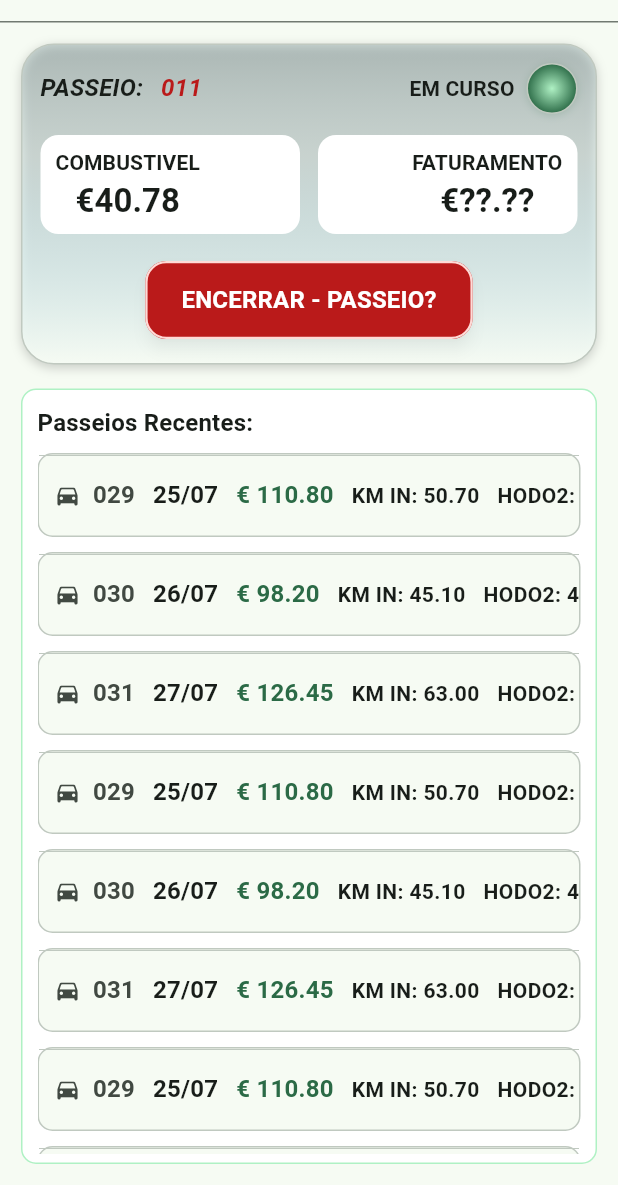
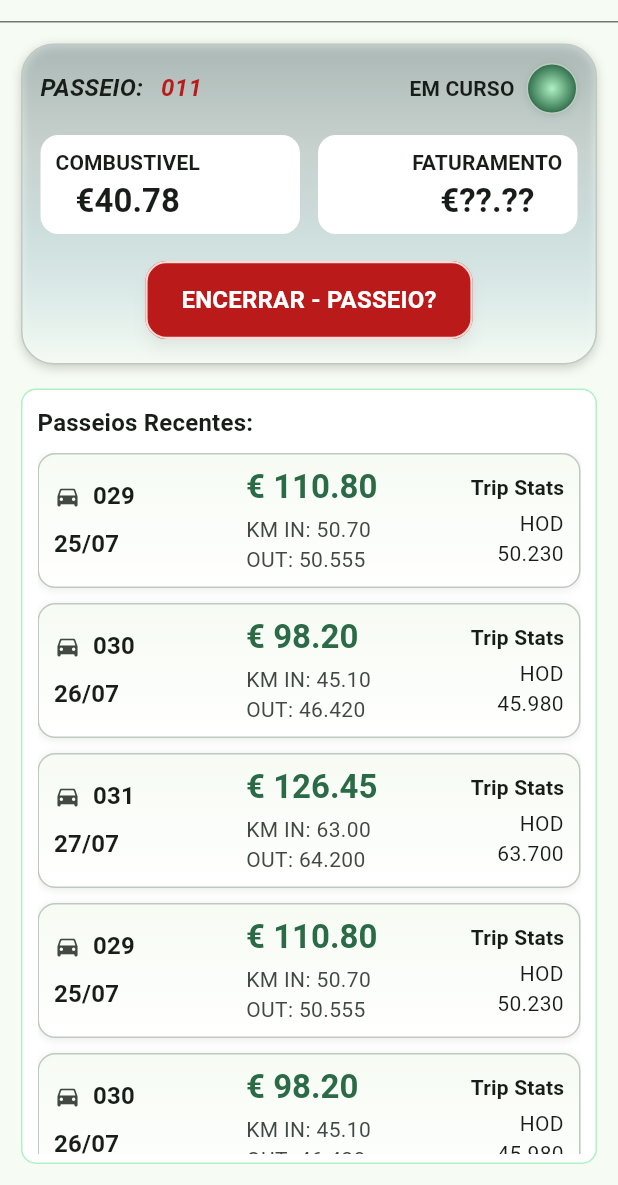
Before and after one commit to cleidson-machado/ride-driver-clean, a Flutter app: the TourInProgressView screen opened directly, on a phone screen of 412 x 824 dp, the part 51-1236 px from its top. Run offline on Flutter 3.47's test engine with Material 3 defaults, Android fonts, the phone set to English and light mode, and no system bars; our stand-ins replace dio, floor, sqflite; accounts and stored records are empty.

Commit message:
Fix: Refactor _RecentRideDataTableCard layout for improved readability and styling

```diff
--- a/lib/features/tour_in_progress/tour_in_progress_view.dart
+++ b/lib/features/tour_in_progress/tour_in_progress_view.dart
@@ -380,83 +380,107 @@ class _RecentRideDataTableCard extends StatelessWidget {
 		final ColorScheme colorScheme = Theme.of(context).colorScheme;
 
 		return Container(
+			constraints: const BoxConstraints(minHeight: 88),
+			padding: const EdgeInsets.symmetric(horizontal: 10, vertical: 8),
 			decoration: BoxDecoration(
-				color: colorScheme.surface,
-				borderRadius: BorderRadius.circular(10),
+				gradient: LinearGradient(
+					begin: Alignment.topCenter,
+					end: Alignment.bottomCenter,
+					colors: [
+						colorScheme.surface,
+						colorScheme.surfaceContainerLowest,
+					],
+				),
+				borderRadius: BorderRadius.circular(12),
 				border: Border.all(color: colorScheme.outlineVariant),
+				boxShadow: [
+					BoxShadow(
+						color: colorScheme.shadow.withValues(alpha: 0.08),
+						blurRadius: 4,
+						offset: const Offset(0, 1),
 					),
-			child: SingleChildScrollView(
-				scrollDirection: Axis.horizontal,
-				child: DataTable(
-					headingRowHeight: 0,
-					dataRowMinHeight: 54,
-					dataRowMaxHeight: 54,
-					horizontalMargin: 10,
-					columnSpacing: 12,
-					columns: const [
-						DataColumn(label: SizedBox.shrink()),
-						DataColumn(label: SizedBox.shrink()),
-						DataColumn(label: SizedBox.shrink()),
-						DataColumn(label: SizedBox.shrink()),
-						DataColumn(label: SizedBox.shrink()),
-						DataColumn(label: SizedBox.shrink()),
 				],
-					rows: [
-						DataRow(
-							cells: [
-								DataCell(
+			),
+			child: Row(
+				children: [
+					SizedBox(
+						width: 112,
+						child: Column(
+							mainAxisSize: MainAxisSize.min,
+							mainAxisAlignment: MainAxisAlignment.center,
+							crossAxisAlignment: CrossAxisAlignment.start,
+							children: [
 								Row(
 									mainAxisSize: MainAxisSize.min,
 									children: [
-											Icon(Icons.directions_car_rounded, size: 18, color: colorScheme.onSurfaceVariant),
+										Icon(
+											Icons.directions_car_rounded,
+											size: 18,
+											color: colorScheme.onSurfaceVariant,
+										),
 										const SizedBox(width: 8),
 										Text(
 											item.sku,
 											style: textTheme.titleMedium?.copyWith(
 												fontWeight: FontWeight.w700,
+											),
+										),
+									],
+								),
+								const SizedBox(height: 8),
+								Text(
+									item.date,
+									style: textTheme.titleMedium?.copyWith(fontWeight: FontWeight.w600),
+								),
+							],
+						),
+					),
+					VerticalDivider(width: 16, thickness: 1, color: colorScheme.outlineVariant),
+					Expanded(
+						child: Column(
+							mainAxisSize: MainAxisSize.min,
+							mainAxisAlignment: MainAxisAlignment.center,
+							crossAxisAlignment: CrossAxisAlignment.start,
+							children: [
+								Text(
+									item.amount,
+									style: textTheme.titleLarge?.copyWith(
+										fontWeight: FontWeight.w700,
+										color: colorScheme.primary,
+									),
+								),
+								const SizedBox(height: 4),
+								Text(
+									'KM IN: ${item.kmIn}   OUT: ${item.kmOut}',
+									style: textTheme.bodyMedium?.copyWith(
 										color: colorScheme.onSurfaceVariant,
 									),
 								),
 							],
 						),
 					),
-								DataCell(
+					VerticalDivider(width: 16, thickness: 1, color: colorScheme.outlineVariant),
+					SizedBox(
+						width: 74,
+						child: Column(
+							mainAxisSize: MainAxisSize.min,
+							mainAxisAlignment: MainAxisAlignment.center,
+							crossAxisAlignment: CrossAxisAlignment.end,
+							children: [
 								Text(
-										item.date,
-										style: textTheme.titleMedium?.copyWith(fontWeight: FontWeight.w600),
+									'Trip Stats',
+									style: textTheme.titleSmall?.copyWith(fontWeight: FontWeight.w600),
 								),
+								const SizedBox(height: 4),
+								Text(
+									'HOD ${item.hodo2}',
+									style: textTheme.bodyMedium,
+									textAlign: TextAlign.end,
 								),
-								DataCell(
-									Text(
-										item.amount,
-										style: textTheme.titleMedium?.copyWith(
-											color: colorScheme.primary,
-											fontWeight: FontWeight.w700,
-										),
-									),
-								),
-								DataCell(
-									Text(
-										'KM IN: ${item.kmIn}',
-										style: textTheme.bodyMedium?.copyWith(fontWeight: FontWeight.w600),
-									),
-								),
-								DataCell(
-									Text(
-										'HODO2: ${item.hodo2}',
-										style: textTheme.bodyMedium?.copyWith(fontWeight: FontWeight.w600),
-									),
-								),
-								DataCell(
-									Text(
-										'KM OUT: ${item.kmOut}',
-										style: textTheme.bodyMedium?.copyWith(fontWeight: FontWeight.w600),
+							],
 						),
 					),
 				],
-						),
-					],
-				),
 			),
 		);
 	}
```
Lines whose indentation alone changed are shown as unchanged.
